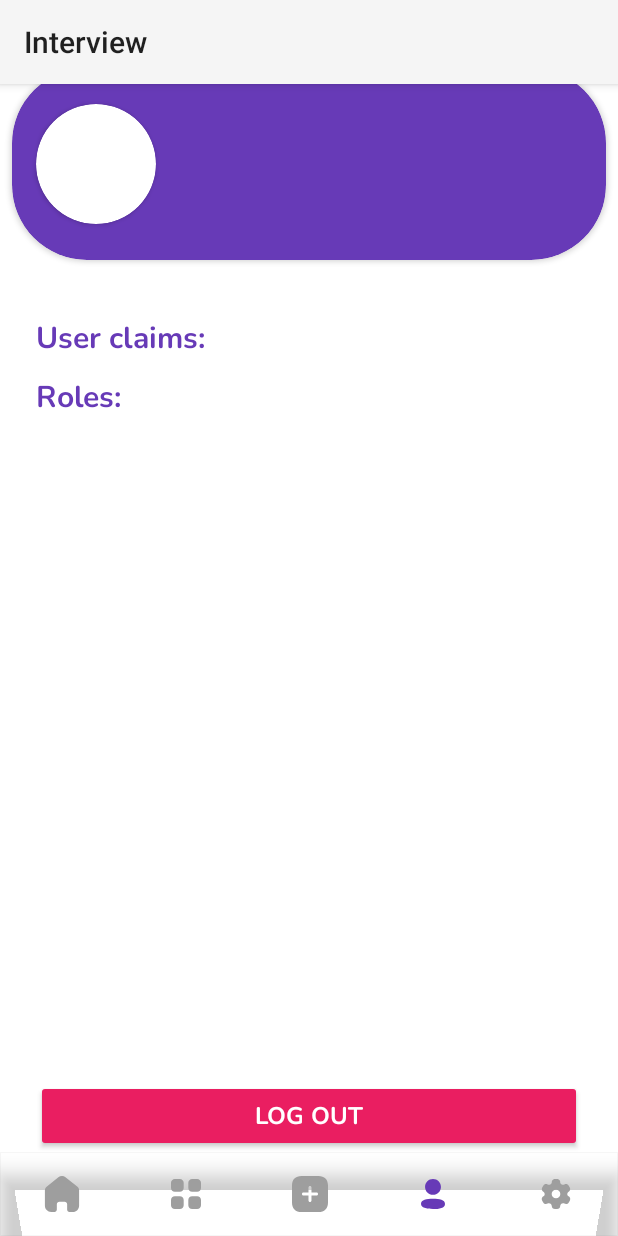
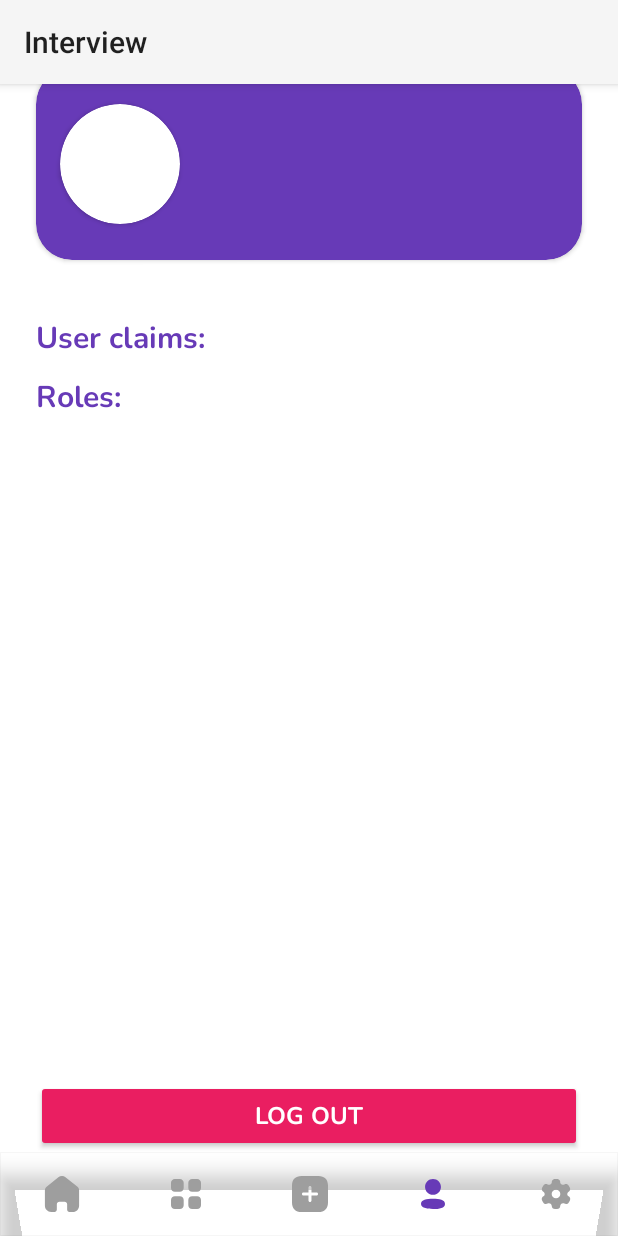
Before and after one commit to MehrajLatifli/Interview, an Android app: the ProfileFragment screen opened through its navigation route, item 3 of the bottom bar chosen, on a phone screen of 412 x 824 dp. Run offline under Robolectric (Android 15) with nearby library versions, the light colour scheme and no system bars; our stand-ins replace Dagger/Hilt's generated code, Room's generated code, navigation-ui; network calls fail; pictures from the network do not load.

Commit message:
GOD bless universes - Profile complate and write shared pref

```diff
--- a/Android/Interview/app/src/main/java/com/example/interview/dependencyInjection/RoomModule.kt
+++ b/Android/Interview/app/src/main/java/com/example/interview/dependencyInjection/RoomModule.kt
@@ -19,7 +19,7 @@ object RoomModule {
             application.applicationContext,
             LoginDatabase::class.java,
             "LogIn_db"
-        ).build()
+        ).fallbackToDestructiveMigration().build()
     }
 
     @Provides
--- a/Android/Interview/app/src/main/java/com/example/interview/source/api/ApiKeyInterceptor.kt
+++ b/Android/Interview/app/src/main/java/com/example/interview/source/api/ApiKeyInterceptor.kt
@@ -1,5 +1,6 @@
 package com.example.interview.source.api
 
+import android.content.Context
 import com.example.interview.utilities.Constants
 import com.example.interview.utilities.Constants.API_KEY
 import okhttp3.Interceptor
--- a/Android/Interview/app/src/main/java/com/example/interview/viewmodels/profile/ProfileViewModel.kt
+++ b/Android/Interview/app/src/main/java/com/example/interview/viewmodels/profile/ProfileViewModel.kt
@@ -45,10 +45,12 @@ class ProfileViewModel  @Inject constructor(private val profileRepository: Profi
 
         viewModelScope.launch {
 
+            Log.e("profiles API_kEY", API_KEY)
             delay(2000)
             profileRepository.getprofile().collectLatest { response: Resource<ProfileResponse> ->
 
-                Log.e("profiles API_kEY", API_KEY)
+
+
                 when (response) {
                     is Resource.Success -> {
                         delay(200)
--- a/Android/Interview/app/src/main/java/com/example/interview/views/fragments/profile/ProfileFragment.kt
+++ b/Android/Interview/app/src/main/java/com/example/interview/views/fragments/profile/ProfileFragment.kt
@@ -46,6 +46,7 @@ class ProfileFragment : BaseFragment<FragmentProfileBinding>(FragmentProfileBind
         binding.NestedScrollView.gone()
         binding.LogOutButton.gone()
 
+
         viewModel.getprofile()
 
 
@@ -77,6 +78,7 @@ class ProfileFragment : BaseFragment<FragmentProfileBinding>(FragmentProfileBind
 
 
 
+
                 findNavController().navigate(ProfileFragmentDirections.actionProfileFragmentToLogInFragment())
             }
 
@@ -84,6 +86,7 @@ class ProfileFragment : BaseFragment<FragmentProfileBinding>(FragmentProfileBind
         }
 
     }
+
 
 
     private fun observeData() {
--- a/Android/Interview/app/src/main/res/drawable/rounded_corner_background.xml
+++ b/Android/Interview/app/src/main/res/drawable/rounded_corner_background.xml
@@ -2,5 +2,5 @@
 <shape xmlns:android="http://schemas.android.com/apk/res/android"
     android:shape="rectangle">
     <corners android:radius="44dp" />
-    <solid android:color="@color/White" />
+    <solid android:color="@color/LavenderTonic" />
 </shape>
--- a/Android/Interview/app/src/main/res/layout/fragment_profile.xml
+++ b/Android/Interview/app/src/main/res/layout/fragment_profile.xml
@@ -23,11 +23,11 @@
         android:id="@+id/Maincardview"
         android:layout_width="match_parent"
         android:layout_height="wrap_content"
-        android:layout_marginStart="8dp"
+        android:layout_marginStart="24dp"
         android:layout_marginTop="45dp"
-        android:layout_marginEnd="8dp"
+        android:layout_marginEnd="24dp"
         android:backgroundTint="@color/DeepPurple"
-        app:cardCornerRadius="50dp"
+        app:cardCornerRadius="24dp"
         app:layout_constraintEnd_toEndOf="parent"
         app:layout_constraintStart_toStartOf="parent"
         app:layout_constraintTop_toTopOf="parent">
@@ -60,10 +60,9 @@
                 android:id="@+id/usernametextView"
                 android:layout_width="wrap_content"
                 android:layout_height="wrap_content"
-                android:layout_marginStart="8dp"
+                android:layout_marginStart="16dp"
+                android:layout_marginTop="8dp"
                 android:fontFamily="@font/nunito_bold"
-                android:paddingHorizontal="10dp"
-                android:paddingVertical="10dp"
                 android:textColor="@color/White"
                 android:textSize="14sp"
                 app:layout_constraintStart_toEndOf="@+id/imagecardview"
@@ -73,11 +72,9 @@
                 android:id="@+id/emailtextView"
                 android:layout_width="wrap_content"
                 android:layout_height="wrap_content"
-                android:layout_marginStart="8dp"
-                android:layout_marginTop="8dp"
+                android:layout_marginStart="16dp"
+                android:layout_marginTop="16dp"
                 android:fontFamily="@font/nunito_bold"
-                android:paddingHorizontal="10dp"
-                android:paddingVertical="10dp"
                 android:textColor="@color/White"
                 android:textSize="12sp"
                 app:layout_constraintStart_toEndOf="@+id/imagecardview"
@@ -94,7 +91,7 @@
         android:background="@color/White"
         android:clipToPadding="false"
         android:fillViewport="true"
-android:paddingRight="5dp"
+        android:paddingRight="0dp"
         android:scrollbarThumbVertical="@drawable/scrollview_thumb"
         android:scrollbarTrackVertical="@drawable/scrollview_traack_vertical"
         android:scrollbars="vertical"
@@ -175,6 +172,7 @@ android:paddingRight="5dp"
         android:text="Log out"
         android:textColor="@color/White"
         android:textSize="16dp"
+        android:paddingVertical="10dp"
         app:cornerRadius="25dp"
         app:layout_constraintBottom_toTopOf="@+id/include_bottomnav"
         app:layout_constraintEnd_toEndOf="parent"
--- a/Android/Interview/app/src/main/res/layout/fragment_registration.xml
+++ b/Android/Interview/app/src/main/res/layout/fragment_registration.xml
@@ -266,6 +266,7 @@
                 android:layout_height="wrap_content"
                 android:layout_marginStart="8dp"
                 android:backgroundTint="@color/DeepPurple"
+                android:textColor="@color/White"
                 android:fontFamily="@font/nunito_bold"
                 android:paddingVertical="24dp"
                 android:text="Upload"
@@ -286,6 +287,7 @@
             android:layout_marginTop="8dp"
             android:layout_marginEnd="24dp"
             android:backgroundTint="@color/DeepPurple"
+            android:textColor="@color/White"
             android:fontFamily="@font/nunito_bold"
             android:paddingLeft="60dp"
             android:paddingTop="18dp"
--- a/Android/Interview/app/src/main/res/navigation/main_nav.xml
+++ b/Android/Interview/app/src/main/res/navigation/main_nav.xml
@@ -15,7 +15,9 @@
             app:destination="@id/walkthroughFragment" />
         <action
             android:id="@+id/action_splashFragment_to_homeFragment"
-            app:destination="@id/homeFragment" />
+            app:destination="@id/homeFragment"
+            app:popUpTo="@id/splashFragment"
+            app:popUpToInclusive="true" />
     </fragment>
     <fragment
         android:id="@+id/walkthroughFragment"
@@ -60,17 +62,15 @@
             app:destination="@id/accountTypeFragment" />
         <action
             android:id="@+id/action_logInFragment_to_profileFragment"
-            app:destination="@id/profileFragment" />
+            app:destination="@id/profileFragment"
+            app:popUpTo="@id/logInFragment"
+            app:popUpToInclusive="true" />
     </fragment>
     <fragment
         android:id="@+id/homeFragment"
         android:name="com.example.interview.views.fragments.home.HomeFragment"
         android:label="fragment_home"
-        tools:layout="@layout/fragment_home" >
-        <action
-            android:id="@+id/action_homeFragment_to_profileFragment"
-            app:destination="@id/profileFragment" />
-    </fragment>
+        tools:layout="@layout/fragment_home" />
     <fragment
         android:id="@+id/profileFragment"
         android:name="com.example.interview.views.fragments.profile.ProfileFragment"
--- a/Android/Interview/app/src/main/res/xml/nameofxmlfileyoucreated.xml
+++ b/Android/Interview/app/src/main/res/xml/nameofxmlfileyoucreated.xml
@@ -8,6 +8,8 @@
         <domain includeSubdomains="true">192.168.0.189</domain>
         <domain includeSubdomains="true">172.26.112.1</domain>
         <domain includeSubdomains="true">host.docker.internal</domain>
+        <domain includeSubdomains="true">192.168.0.175</domain>
+
     </domain-config>
 
 </network-security-config>
```
Also changed, not shown: Android/Interview/app/src/main/java/com/example/interview/viewmodels/auth/AuthViewModel.kt (+29 -25 lines), Android/Interview/app/src/main/java/com/example/interview/views/fragments/auth/login/LogInFragment.kt (+55 -1 lines), Android/Interview/app/src/main/java/com/example/interview/views/fragments/home/HomeFragment.kt (+9 -0 lines), Android/Interview/app/src/main/res/layout/customregistrationresultdialog.xml (+29 -23 lines), Android/Interview/app/src/main/res/layout/fragment_log_in.xml (+13 -0 lines).
